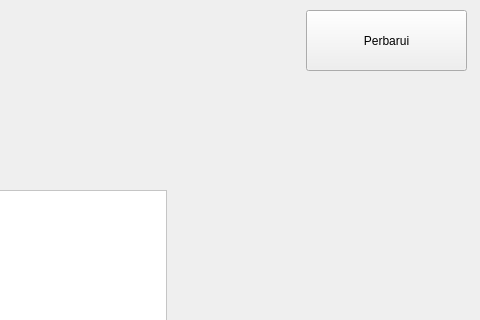
Old version of the form log.ui in the repository faizal2003/guipyside6; both pictures show x 544 to 1024 and y 0 to 320 of the 1024 by 600 pixel window.
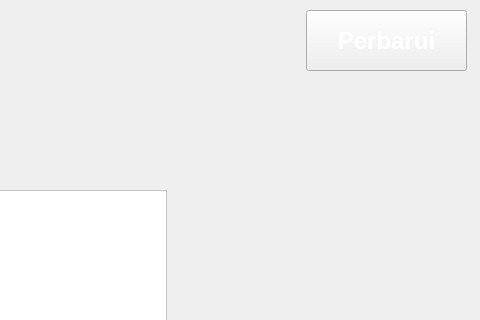
New version of the form. Icons and pictures are not drawn.

What changed in the file:
```diff
--- a/log.ui
+++ b/log.ui
@@ -86,6 +86,15 @@
       <height>61</height>
      </rect>
     </property>
+    <property name="font">
+     <font>
+      <pointsize>18</pointsize>
+      <bold>true</bold>
+     </font>
+    </property>
+    <property name="styleSheet">
+     <string notr="true">color: rgb(255, 255, 255);</string>
+    </property>
     <property name="text">
      <string>Perbarui</string>
     </property>
```
